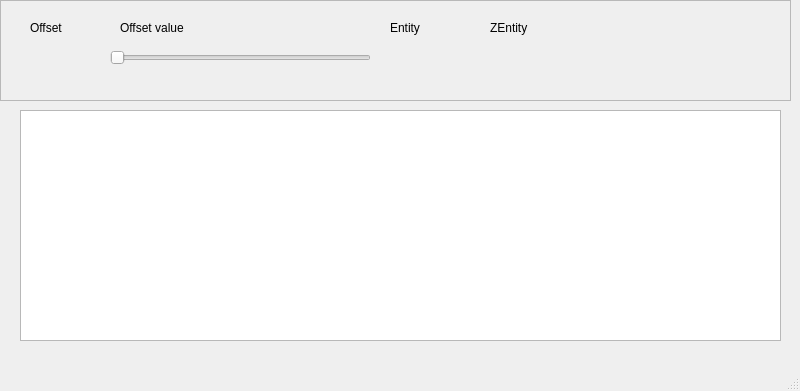
This is zcontentutils/displaymain.ui in seth-world/zcontent as Qt 5 draws it before an edit. The edited form follows.
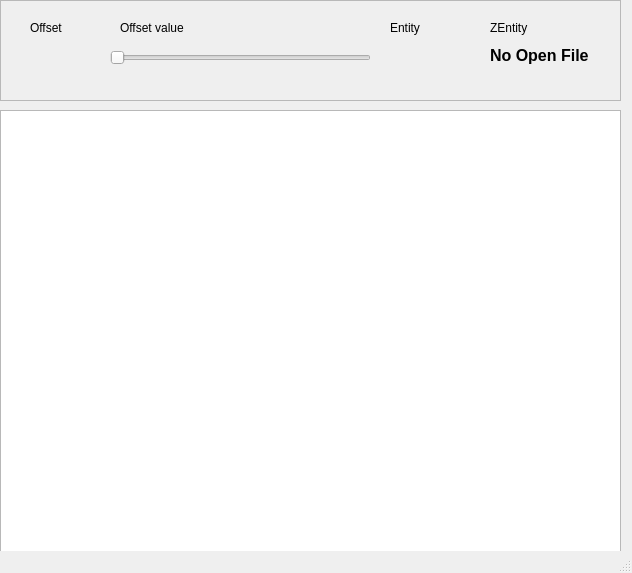
This is the edited form.

What changed in the file:
```diff
--- a/zcontentutils/displaymain.ui
+++ b/zcontentutils/displaymain.ui
@@ -6,8 +6,8 @@
    <rect>
     <x>0</x>
     <y>0</y>
-    <width>800</width>
-    <height>391</height>
+    <width>632</width>
+    <height>573</height>
    </rect>
   </property>
   <property name="windowTitle">
@@ -19,7 +19,7 @@
      <rect>
       <x>0</x>
       <y>0</y>
-      <width>791</width>
+      <width>621</width>
       <height>101</height>
      </rect>
     </property>
@@ -97,14 +97,34 @@
       <enum>Qt::Horizontal</enum>
      </property>
     </widget>
+    <widget class="QLabel" name="ClosedLBl">
+     <property name="geometry">
+      <rect>
+       <x>490</x>
+       <y>40</y>
+       <width>151</width>
+       <height>31</height>
+      </rect>
+     </property>
+     <property name="font">
+      <font>
+       <pointsize>12</pointsize>
+       <weight>75</weight>
+       <bold>true</bold>
+      </font>
+     </property>
+     <property name="text">
+      <string>No Open File</string>
+     </property>
+    </widget>
    </widget>
    <widget class="QTableView" name="displayTBv">
     <property name="geometry">
      <rect>
-      <x>20</x>
+      <x>0</x>
       <y>110</y>
-      <width>761</width>
-      <height>231</height>
+      <width>621</width>
+      <height>461</height>
      </rect>
     </property>
    </widget>
```
